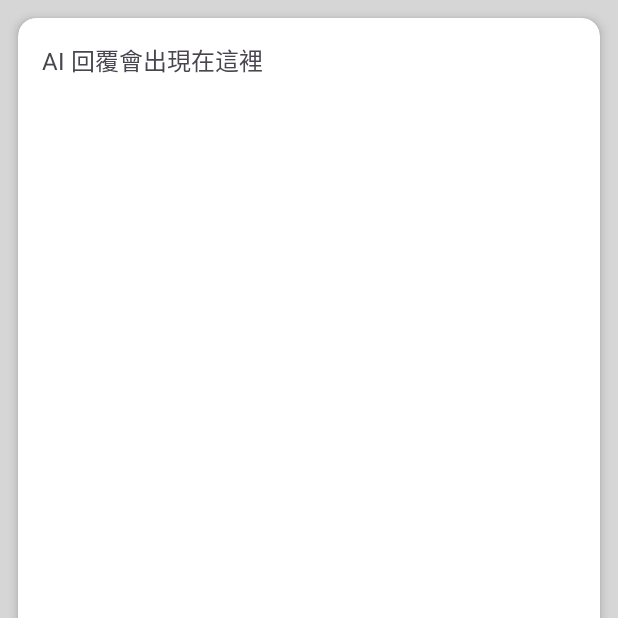
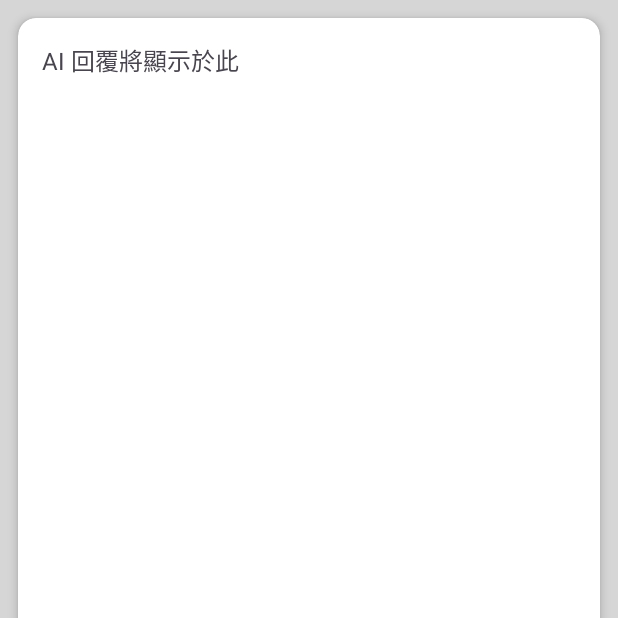
Before and after one commit to Howard3897613/IMsenior, an Android app: the RecipeActivity screen opened directly, with no data from a screen before it, on a phone screen of 412 x 824 dp, the top half of it. Run offline under Robolectric (Android 15) with nearby library versions, the phone set to English and light mode, and no system bars; our stand-ins replace Firebase (no records; nobody signed in at launch, a user with empty details on screens opened directly); libraries missing offline, so code that uses them is left out: com.example; 2 statements that could not run were skipped.

Commit message:
食譜翻譯修復

```diff
--- a/app/src/main/java/com/example/IMsenior/RecipeActivity.kt
+++ b/app/src/main/java/com/example/IMsenior/RecipeActivity.kt
@@ -116,7 +116,7 @@ class RecipeActivity : AppCompatActivity() {
     }
 
     private fun askAI(prompt: String) {
-        tvResponse.text = "AI 思考中..."
+        tvResponse.text = getString(R.string.AIthinking)
         lifecycleScope.launch {
             try {
                 val request = content {
--- a/app/src/main/res/layout/activity_recipe.xml
+++ b/app/src/main/res/layout/activity_recipe.xml
@@ -37,7 +37,7 @@
                         android:id="@+id/tvResponse"
                         android:layout_width="match_parent"
                         android:layout_height="wrap_content"
-                        android:text="AI 回覆會出現在這裡"
+                        android:text="@string/Aishowhere"
                         android:textSize="16sp"
                         android:lineSpacingExtra="4dp"/>
                 </ScrollView>
--- a/app/src/main/res/values/strings.xml
+++ b/app/src/main/res/values/strings.xml
@@ -60,5 +60,7 @@
     <string name="label_quantity">重量/單位</string>
     <string name="expiryalert">食材到期提醒</string>
     <string name="camera">辨識</string>
+    <string name="Aishowhere">AI 回覆將顯示於此</string>
+    <string name="AIthinking">AI 思考中......</string>
 
 </resources>
```
Also changed, not shown: 4 other files.
